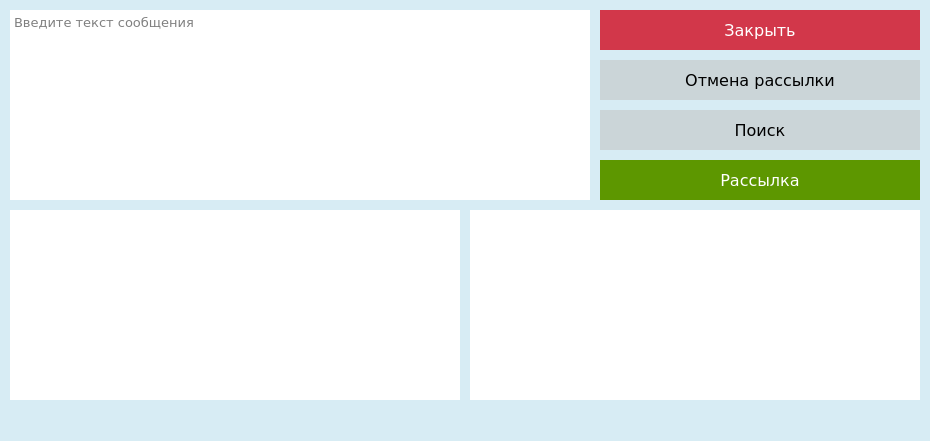
This is qtdesigner.ui in TarkvinAktus/python-standalone-vk-msg-sender- as Qt 5 draws it before an edit. The edited form follows.
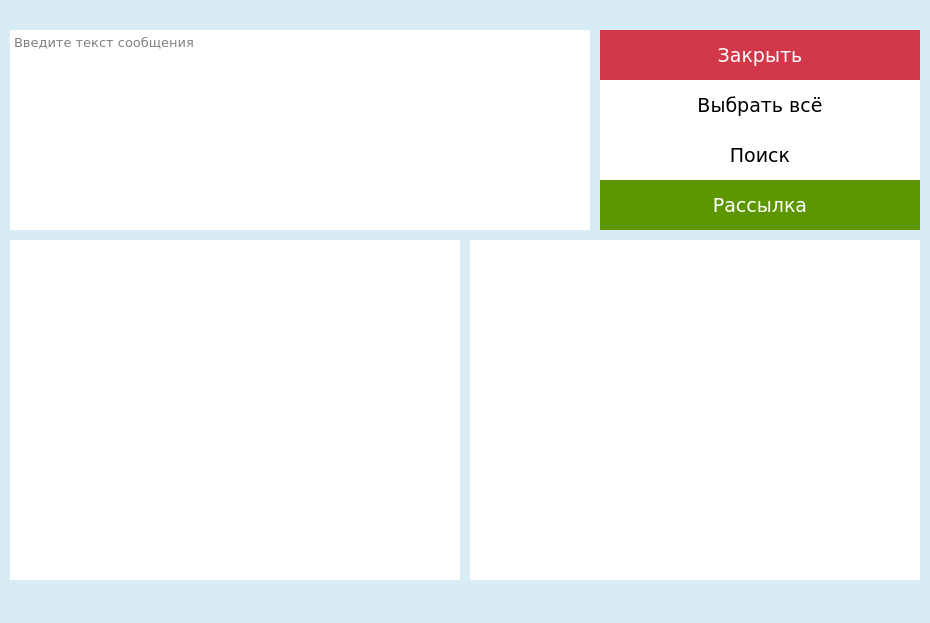
This is the edited form.

What changed in the file:
```diff
--- a/qtdesigner.ui
+++ b/qtdesigner.ui
@@ -13,7 +13,7 @@
     <x>0</x>
     <y>0</y>
     <width>930</width>
-    <height>441</height>
+    <height>623</height>
    </rect>
   </property>
   <property name="sizePolicy">
@@ -51,21 +51,22 @@
     <property name="geometry">
      <rect>
       <x>600</x>
-      <y>160</y>
+      <y>180</y>
       <width>320</width>
-      <height>40</height>
+      <height>50</height>
      </rect>
     </property>
     <property name="font">
      <font>
       <family>Verdana</family>
-      <pointsize>12</pointsize>
+      <pointsize>14</pointsize>
      </font>
     </property>
     <property name="styleSheet">
      <string notr="true">QPushButton{
 	color:white;
-	background-color:#5d9700;	
+	background-color:#5d9700;
+	border:none;	
 }
 QPushButton:hover{
 	background-color:#436d00;	
@@ -83,15 +84,17 @@
     <property name="geometry">
      <rect>
       <x>10</x>
-      <y>10</y>
+      <y>30</y>
       <width>580</width>
-      <height>190</height>
+      <height>200</height>
      </rect>
     </property>
     <property name="font">
      <font>
       <family>Verdana</family>
       <pointsize>10</pointsize>
+      <weight>50</weight>
+      <bold>false</bold>
      </font>
     </property>
     <property name="styleSheet">
@@ -108,9 +111,9 @@
     <property name="geometry">
      <rect>
       <x>10</x>
-      <y>210</y>
+      <y>240</y>
       <width>450</width>
-      <height>190</height>
+      <height>340</height>
      </rect>
     </property>
     <property name="font">
@@ -123,16 +126,33 @@
      <string notr="true">QListWidget{
 	border:none;
 	background-color:white;
-}</string>
+}
+QListWidget{
+    border:none;
+    background-color:white;
+}
+QScrollBar:vertical {border: none;
+background-color: white;}
+QScrollBar::handle:vertical {
+border:none;background-color:#5d9700;}</string>
+    </property>
+    <property name="autoScroll">
+     <bool>true</bool>
+    </property>
+    <property name="selectionMode">
+     <enum>QAbstractItemView::SingleSelection</enum>
+    </property>
+    <property name="verticalScrollMode">
+     <enum>QAbstractItemView::ScrollPerItem</enum>
     </property>
    </widget>
    <widget class="QListWidget" name="listWidget_2">
     <property name="geometry">
      <rect>
       <x>470</x>
-      <y>210</y>
+      <y>240</y>
       <width>450</width>
-      <height>190</height>
+      <height>340</height>
      </rect>
     </property>
     <property name="font">
@@ -145,27 +165,42 @@
      <string notr="true">QListWidget{
 	border:none;
 	background-color:white;
-}</string>
+}
+QListWidget{
+    border:none;
+    background-color:white;
+}
+QScrollBar:vertical {border: none;
+background-color: white;}
+QScrollBar::handle:vertical {
+border:none;background-color:#5d9700;}</string>
+    </property>
+    <property name="selectionMode">
+     <enum>QAbstractItemView::SingleSelection</enum>
     </property>
    </widget>
    <widget class="QPushButton" name="findButton">
     <property name="geometry">
      <rect>
       <x>600</x>
-      <y>110</y>
+      <y>130</y>
       <width>320</width>
-      <height>40</height>
+      <height>50</height>
      </rect>
     </property>
     <property name="font">
      <font>
       <family>Verdana</family>
-      <pointsize>12</pointsize>
+      <pointsize>14</pointsize>
      </font>
     </property>
     <property name="styleSheet">
      <string notr="true">QPushButton{
-	background-color:#cbd5d8;
+	background-color:white;
+border:none;
+}
+QPushButton:hover{
+	background-color:#9ca4a8;
 }</string>
     </property>
     <property name="text">
@@ -176,45 +211,50 @@
     <property name="geometry">
      <rect>
       <x>600</x>
-      <y>60</y>
+      <y>80</y>
       <width>320</width>
-      <height>40</height>
+      <height>50</height>
      </rect>
     </property>
     <property name="font">
      <font>
       <family>Verdana</family>
-      <pointsize>12</pointsize>
+      <pointsize>14</pointsize>
      </font>
     </property>
     <property name="styleSheet">
      <string notr="true">QPushButton{
-	background-color:#cbd5d8;
+	background-color:white;
+border:none;
+}
+QPushButton:hover{
+	background-color:#9ca4a8;
 }</string>
     </property>
     <property name="text">
-     <string>Отмена рассылки</string>
+     <string>Выбрать всё</string>
     </property>
    </widget>
    <widget class="QPushButton" name="closeButton">
     <property name="geometry">
      <rect>
       <x>600</x>
-      <y>10</y>
+      <y>30</y>
       <width>320</width>
-      <height>40</height>
+      <height>50</height>
      </rect>
     </property>
     <property name="font">
      <font>
       <family>Verdana</family>
-      <pointsize>12</pointsize>
+      <pointsize>14</pointsize>
      </font>
     </property>
     <property name="styleSheet">
      <string notr="true">QPushButton {	
 background-color:#d2374a;
-color:white
+color:white;
+border:none;
 }
 QPushButton:hover {
 background-color:#b22e3e;
```
Left out of the diff: 2 changed lines with no effect on the pictures.
